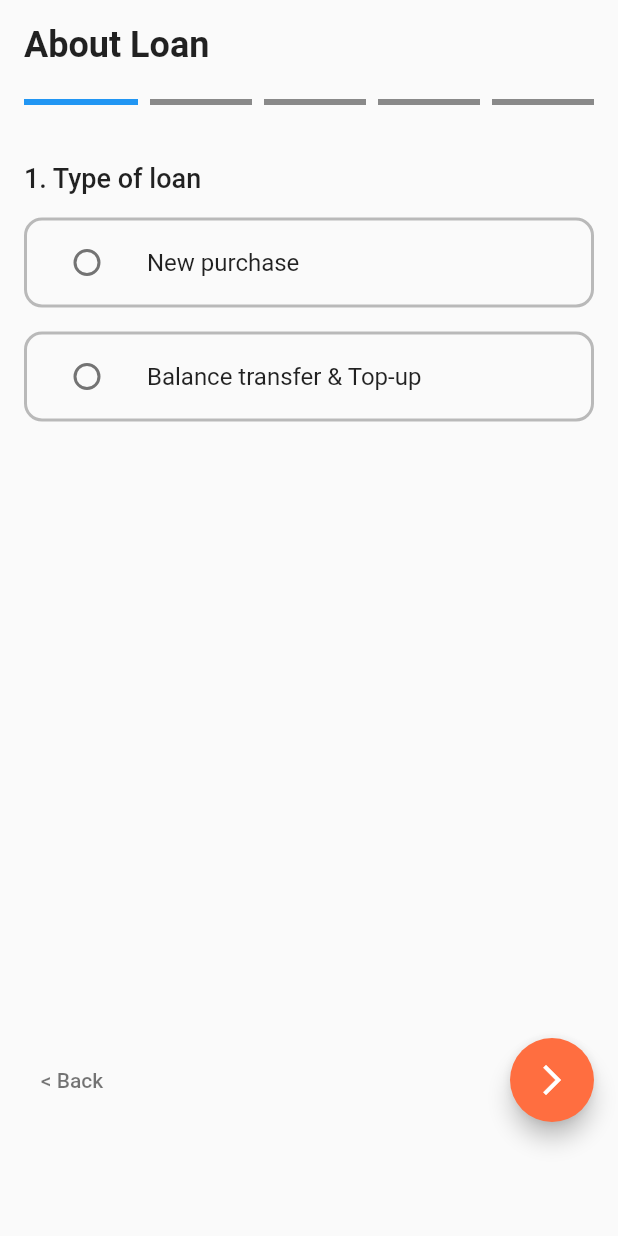
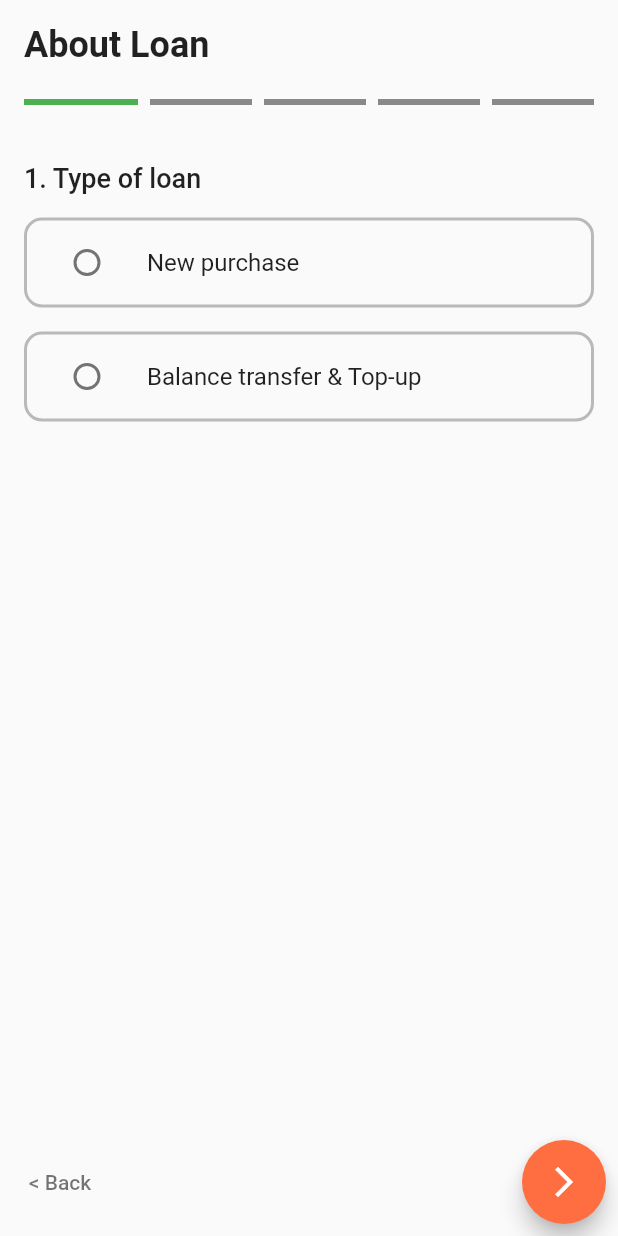
Before and after one commit to Vikashkp9030/fin-mapp, a Flutter app: the screen it shows after launch, on a phone screen of 412 x 824 dp. Run offline on Flutter 3.47's test engine with Material 2 defaults, Android fonts, the phone set to English and light mode, and no system bars; our stand-ins replace get.

Commit message:
first commit

```diff
--- a/lib/view/home_screen.dart
+++ b/lib/view/home_screen.dart
@@ -55,7 +55,7 @@ class HomeScreen extends GetView<HomeController> {
                                           child: Divider(
                                             thickness: 4,
                                             color: idx <= controller.index
-                                                ? Colors.blue
+                                                ? Colors.green
                                                 : Colors.black45,
                                           ),
                                         ),
@@ -67,18 +67,15 @@ class HomeScreen extends GetView<HomeController> {
                             const SizedBox(
                               height: 16,
                             ),
-                            SizedBox(
-                                height: 600,
-                                child: SingleChildScrollView(
-                                    child: questionAnswer())),
+                            questionAnswer(),
                           ],
                         ),
-                        backAndNextButton(context),
                       ],
                     ),
                   ),
                 ),
               ),
+              bottomNavigationBar: backAndNextButton(context),
             ));
   }
 
@@ -282,7 +279,9 @@ class HomeScreen extends GetView<HomeController> {
   }
 
   Widget backAndNextButton(BuildContext context) {
-    return Row(
+    return Padding(
+      padding: const EdgeInsets.all(8.0),
+      child: Row(
         mainAxisAlignment: MainAxisAlignment.spaceBetween,
         children: [
           TextButton(
@@ -341,6 +340,7 @@ class HomeScreen extends GetView<HomeController> {
             ),
           )
         ],
+      ),
     );
   }
 
```
Lines whose indentation alone changed are shown as unchanged.
